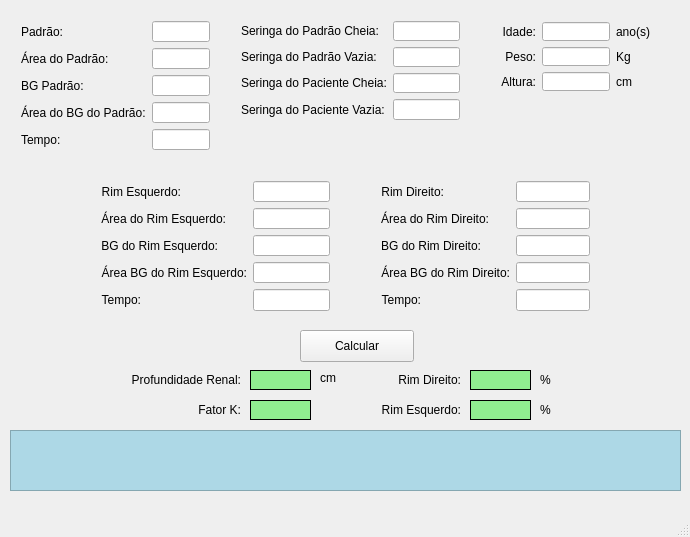
This is dmsa/mainwindow.ui in sandrorb/dmsa as Qt 5 draws it before an edit. The edited form follows.
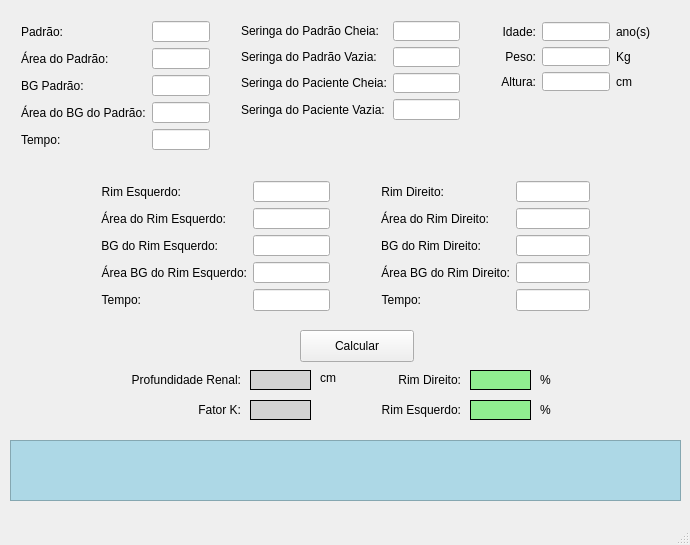
This is the edited form.

Patch:
```diff
--- a/dmsa/mainwindow.ui
+++ b/dmsa/mainwindow.ui
@@ -7,7 +7,7 @@
     <x>0</x>
     <y>0</y>
     <width>690</width>
-    <height>537</height>
+    <height>545</height>
    </rect>
   </property>
   <property name="sizePolicy">
@@ -310,7 +310,7 @@
      </rect>
     </property>
     <property name="styleSheet">
-     <string notr="true">background-color: lightgreen</string>
+     <string notr="true">background-color: lightgray</string>
     </property>
     <property name="frameShape">
      <enum>QFrame::Box</enum>
@@ -332,7 +332,7 @@
      </rect>
     </property>
     <property name="styleSheet">
-     <string notr="true">background-color: lightgreen</string>
+     <string notr="true">background-color: lightgray</string>
     </property>
     <property name="frameShape">
      <enum>QFrame::Box</enum>
@@ -705,7 +705,7 @@
     <property name="geometry">
      <rect>
       <x>10</x>
-      <y>430</y>
+      <y>440</y>
       <width>671</width>
       <height>61</height>
      </rect>
```
